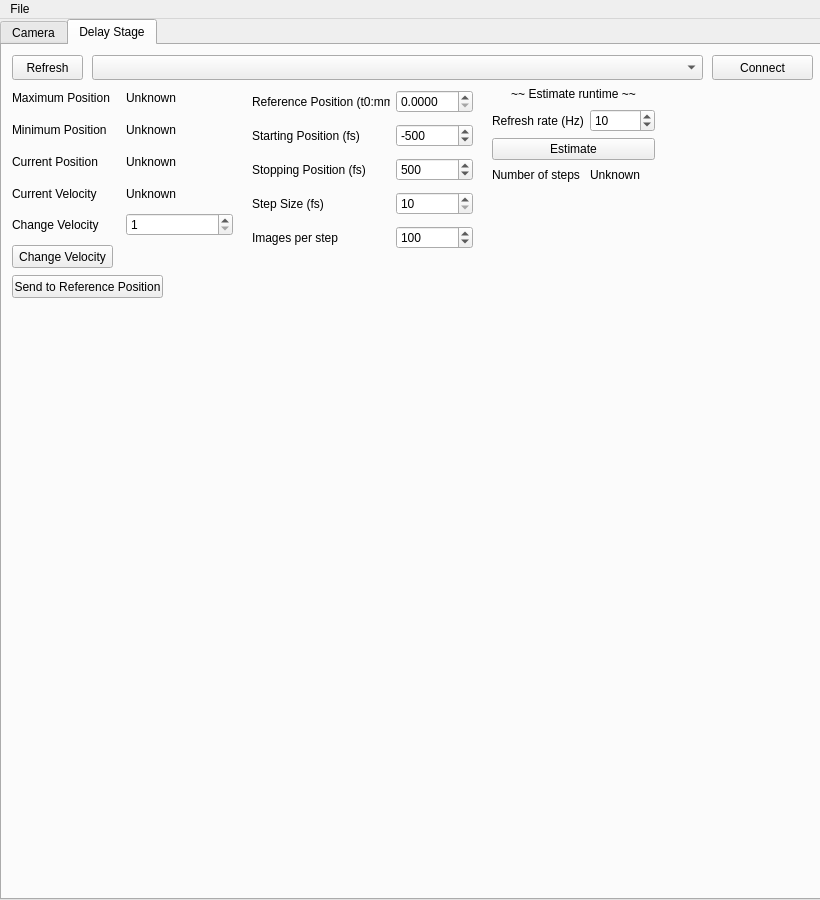
Qt form image.ui (Turin508/PyMMS) before a commit.
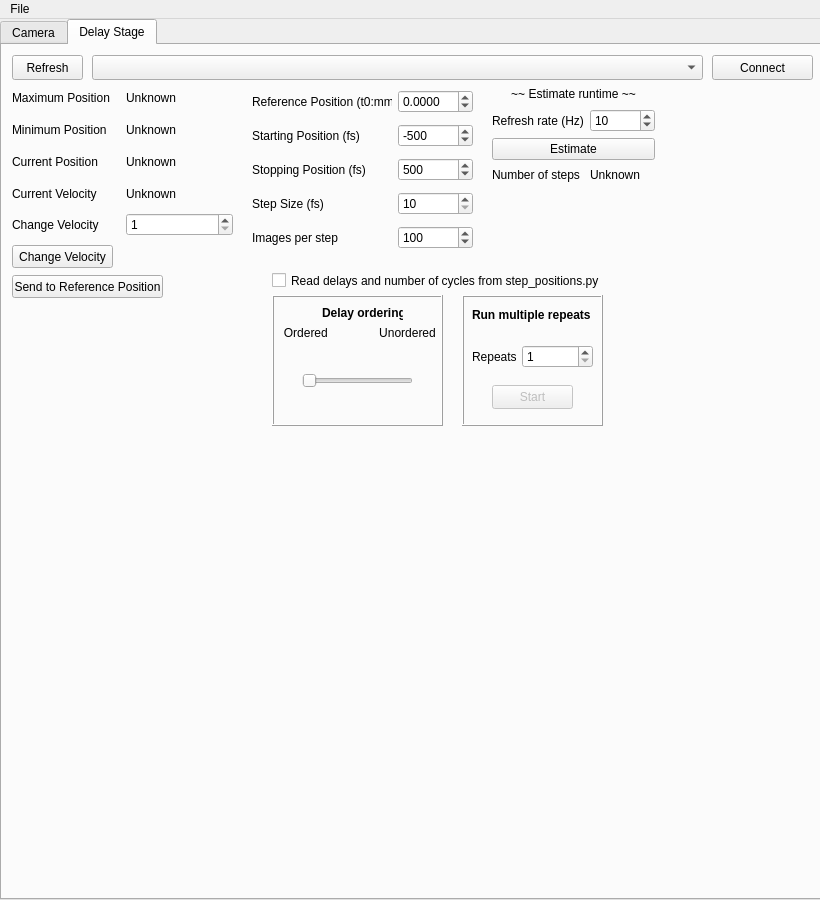
The same form after that commit. The open tabs and pages were chosen to show the change. Custom widgets are drawn as their Qt base class.

Commit message: Implement delay stage integration for ARTEMIS

What changed in the file:
```diff
--- a/image.ui
+++ b/image.ui
@@ -2099,8 +2099,11 @@
          <property name="decimals">
           <number>4</number>
          </property>
+         <property name="minimum">
+          <double>-50.000000000000000</double>
+         </property>
          <property name="maximum">
-          <double>125.000000000000000</double>
+          <double>50.000000000000000</double>
          </property>
         </widget>
        </item>
@@ -2192,6 +2195,201 @@
        <string>Refresh</string>
       </property>
      </widget>
+     <widget class="QSlider" name="_dly_order_slider">
+      <property name="geometry">
+       <rect>
+        <x>300</x>
+        <y>300</y>
+        <width>111</width>
+        <height>71</height>
+       </rect>
+      </property>
+      <property name="maximum">
+       <number>1</number>
+      </property>
+      <property name="orientation">
+       <enum>Qt::Horizontal</enum>
+      </property>
+     </widget>
+     <widget class="QLabel" name="label_37">
+      <property name="geometry">
+       <rect>
+        <x>270</x>
+        <y>280</y>
+        <width>71</width>
+        <height>16</height>
+       </rect>
+      </property>
+      <property name="text">
+       <string>Ordered </string>
+      </property>
+      <property name="alignment">
+       <set>Qt::AlignCenter</set>
+      </property>
+     </widget>
+     <widget class="QLabel" name="label_38">
+      <property name="geometry">
+       <rect>
+        <x>320</x>
+        <y>260</y>
+        <width>81</width>
+        <height>16</height>
+       </rect>
+      </property>
+      <property name="font">
+       <font>
+        <bold>true</bold>
+       </font>
+      </property>
+      <property name="text">
+       <string>Delay ordering</string>
+      </property>
+     </widget>
+     <widget class="QLabel" name="label_39">
+      <property name="geometry">
+       <rect>
+        <x>370</x>
+        <y>280</y>
+        <width>71</width>
+        <height>16</height>
+       </rect>
+      </property>
+      <property name="text">
+       <string>Unordered</string>
+      </property>
+      <property name="alignment">
+       <set>Qt::AlignCenter</set>
+      </property>
+     </widget>
+     <widget class="QFrame" name="frame">
+      <property name="geometry">
+       <rect>
+        <x>270</x>
+        <y>250</y>
+        <width>171</width>
+        <height>131</height>
+       </rect>
+      </property>
+      <property name="frameShape">
+       <enum>QFrame::Box</enum>
+      </property>
+      <property name="frameShadow">
+       <enum>QFrame::Raised</enum>
+      </property>
+     </widget>
+     <widget class="QFrame" name="frame_2">
+      <property name="geometry">
+       <rect>
+        <x>460</x>
+        <y>250</y>
+        <width>141</width>
+        <height>131</height>
+       </rect>
+      </property>
+      <property name="frameShape">
+       <enum>QFrame::Box</enum>
+      </property>
+      <property name="frameShadow">
+       <enum>QFrame::Raised</enum>
+      </property>
+      <widget class="QLabel" name="label_40">
+       <property name="geometry">
+        <rect>
+         <x>10</x>
+         <y>10</y>
+         <width>121</width>
+         <height>20</height>
+        </rect>
+       </property>
+       <property name="font">
+        <font>
+         <bold>true</bold>
+        </font>
+       </property>
+       <property name="text">
+        <string>Run multiple repeats</string>
+       </property>
+      </widget>
+      <widget class="QPushButton" name="_buttonRepeats">
+       <property name="enabled">
+        <bool>false</bool>
+       </property>
+       <property name="geometry">
+        <rect>
+         <x>30</x>
+         <y>90</y>
+         <width>81</width>
+         <height>24</height>
+        </rect>
+       </property>
+       <property name="text">
+        <string>Start</string>
+       </property>
+      </widget>
+      <widget class="QWidget" name="">
+       <property name="geometry">
+        <rect>
+         <x>10</x>
+         <y>50</y>
+         <width>121</width>
+         <height>24</height>
+        </rect>
+       </property>
+       <layout class="QGridLayout" name="gridLayout_11">
+        <item row="0" column="0">
+         <widget class="QLabel" name="label_41">
+          <property name="maximumSize">
+           <size>
+            <width>44</width>
+            <height>16777215</height>
+           </size>
+          </property>
+          <property name="text">
+           <string>Repeats:</string>
+          </property>
+         </widget>
+        </item>
+        <item row="0" column="1">
+         <widget class="QSpinBox" name="noDelayScanRepeats">
+          <property name="minimum">
+           <number>1</number>
+          </property>
+          <property name="maximum">
+           <number>10000</number>
+          </property>
+         </widget>
+        </item>
+       </layout>
+      </widget>
+     </widget>
+     <widget class="QCheckBox" name="_dly_from_file">
+      <property name="geometry">
+       <rect>
+        <x>270</x>
+        <y>220</y>
+        <width>341</width>
+        <height>31</height>
+       </rect>
+      </property>
+      <property name="text">
+       <string>Read delays and number of cycles from step_positions.py</string>
+      </property>
+     </widget>
+     <zorder>frame</zorder>
+     <zorder>_dly_connect_button</zorder>
+     <zorder>_dly_vel_but</zorder>
+     <zorder>_dly_send_to</zorder>
+     <zorder>gridLayoutWidget_7</zorder>
+     <zorder>gridLayoutWidget_8</zorder>
+     <zorder>gridLayoutWidget_9</zorder>
+     <zorder>_com_ports</zorder>
+     <zorder>_dly_refresh</zorder>
+     <zorder>_dly_order_slider</zorder>
+     <zorder>label_37</zorder>
+     <zorder>label_38</zorder>
+     <zorder>label_39</zorder>
+     <zorder>frame_2</zorder>
+     <zorder>_dly_from_file</zorder>
     </widget>
    </widget>
   </widget>
```
The commit also changes 3 other files.
